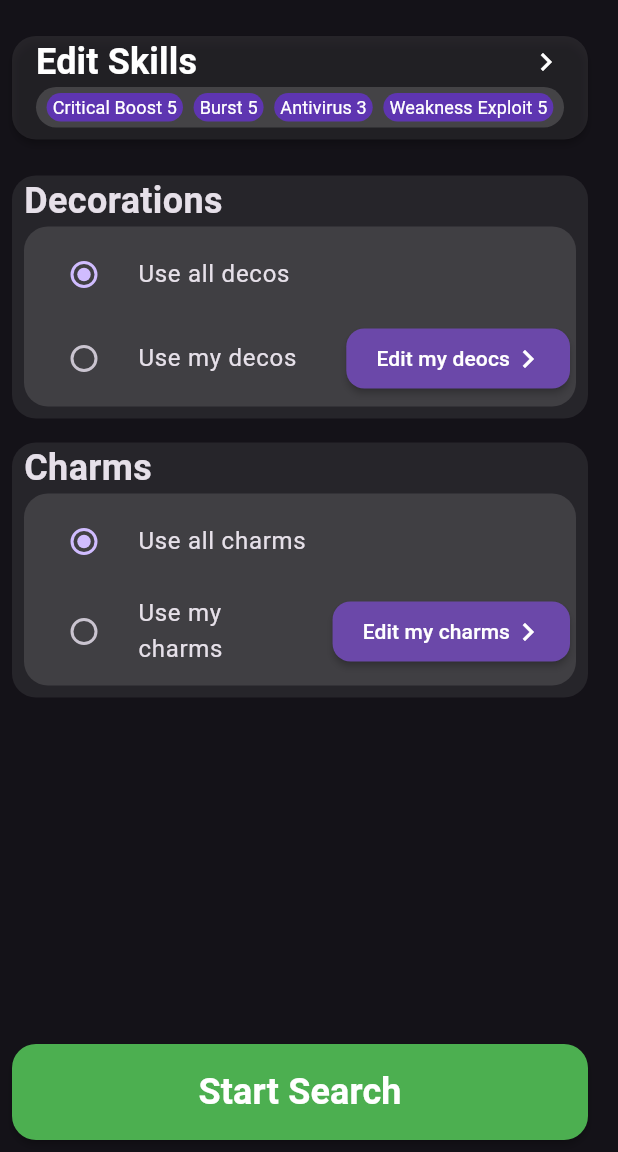
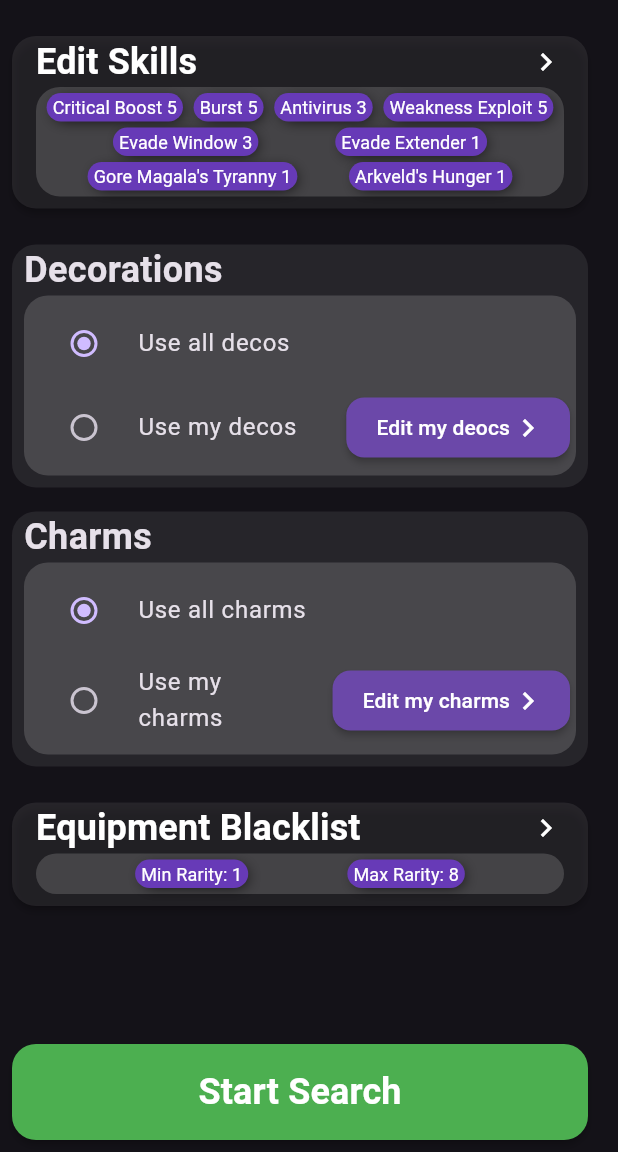
Before and after one commit to brachy84/Brachydium-MHW, a Flutter app: the screen it shows after launch, in the side drawer, after a tap on "Edit my deocs", on a phone screen of 412 x 824 dp, the part 84-1236 px from its top. Run offline on Flutter 3.47's test engine with Material 3 defaults, Android fonts, the phone set to English and light mode, and no system bars; our stand-ins replace bloc, blurrycontainer, flutter_bloc, flutter_spinbox, freezed_annotation, talker; missing offline and left inert: flutter_portal, window_size.

Commit message:
implement armor blacklisting & rarity limiting

```diff
--- a/lib/bloc/cubits.dart
+++ b/lib/bloc/cubits.dart
@@ -124,6 +124,26 @@ class SearcherArgsCubit extends Cubit<SearcherArgsState> {
   Map<CharmFamily, int> getCharms() {
     return state.charms != null ? Map.of(state.charms!) : currentProfile.charms;
   }
+
+  void updateRarity(int min, int max) {
+    update(state.copyWith(minRarity: min, maxRarity: max));
+  }
+
+  void clearBlacklistedEquipment() {
+    update(state.copyWith(blacklistedArmors: {}));
+  }
+
+  void removeBlacklistedArmor(Armor armor) {
+    var set = Set.of(state.blacklistedArmors);
+    set.remove(armor);
+    update(state.copyWith(blacklistedArmors: set));
+  }
+
+  void addBlacklistedArmor(Armor armor) {
+    var set = Set.of(state.blacklistedArmors);
+    set.add(armor);
+    update(state.copyWith(blacklistedArmors: set));
+  }
 }
 
 @freezed
@@ -137,19 +157,29 @@ abstract class SearcherArgsState with _$SearcherArgsState {
       Leveled(value: All.skillsMap['critical-boost']!, level: 5),
       Leveled(value: All.skillsMap['burst']!, level: 5),
       Leveled(value: All.skillsMap['antivirus']!, level: 3),
-      Leveled(value: All.skillsMap['weakness-exploit']!, level: 5)
-    ], armorFilters: [], decos: null, charms: null);
+      Leveled(value: All.skillsMap['weakness-exploit']!, level: 5),
+      Leveled(value: All.skillsMap['evade-window']!, level: 3),
+      Leveled(value: All.skillsMap['evade-extender']!, level: 1),
+      Leveled(value: All.armorBonusesMap['gore-magalas-tyranny']!, level: 2),
+      Leveled(value: All.armorBonusesMap['arkvelds-hunger']!, level: 2),
+    ], blacklistedArmors: {}, decos: null, charms: null, minRarity: All.minRarity, maxRarity: All.maxRarity);
   }
 
   const factory SearcherArgsState({
     required List<Leveled<SkillTemplate>> skills,
-    required List<Leveled<ArmorFilter>> armorFilters,
+    required Set<Armor> blacklistedArmors,
     required Map<Deco, int>? decos,
     required Map<CharmFamily, int>? charms,
+    required int minRarity,
+    required int maxRarity
   }) = _SearcherState;
 
   bool hasSkill(SkillTemplate skill) {
     return skills.any((s) => s.value == skill);
+  }
+
+  bool hasArmorBlacklisted(Armor armor) {
+    return blacklistedArmors.contains(armor);
   }
 
   int getDecoAmount(Deco deco) {
@@ -192,9 +222,9 @@ class SearchResultCubit extends Cubit<SearchResultState> {
         requiredSkills: searcherState.skills,
         decorations: searcherState.decos,
         charms: searcherState.charms,
-        minRarity: 0,
-        maxRarity: 12,
-        blacklistedArmor: {})), true);
+        minRarity: searcherState.minRarity,
+        maxRarity: searcherState.maxRarity,
+        blacklistedArmor: searcherState.blacklistedArmors)), true);
     result.searchResult!.armorSetStream.controller.onCancel = () => _onFinish();
     emit(result);
   }
--- a/lib/data/equipment.dart
+++ b/lib/data/equipment.dart
@@ -95,6 +95,9 @@ class All {
     Part.waist: waists,
     Part.leg: legs
   };
+
+  static final int minRarity = 1;
+  static final int maxRarity = 8;
 
   static final Map<String, String> langEn = {};
 
@@ -741,18 +744,6 @@ mixin SkillTemplate implements Localized {
   int getRequiredLevels(int actualLevel);
 
   int get actualMaxLevel => getActualLevel(maxLevel);
-
-  bool matchesSearch(String searchValue) {
-    return localizedName.toLowerCase().contains(searchValue);
-  }
-
-  int compareForSearch(SkillTemplate b, String searchValue) {
-    var sa = name.toLowerCase().startsWith(searchValue);
-    var sb = b.name.toLowerCase().startsWith(searchValue);
-    if (sa && !sb) return -1;
-    if (!sa && sb) return 1;
-    return 0;
-  }
 
   String localize(int count, {bool capAtMax = true});
 
--- a/lib/screen/searcher2.dart
+++ b/lib/screen/searcher2.dart
@@ -1,5 +1,6 @@
 import 'package:brachys_armor_set_searcher/bloc/cubits.dart';
 import 'package:brachys_armor_set_searcher/data/set_finder.dart' as ass;
+import 'package:brachys_armor_set_searcher/screen/armor_filters.dart';
 import 'package:brachys_armor_set_searcher/screen/charm.dart';
 import 'package:brachys_armor_set_searcher/screen/decoration.dart';
 import 'package:brachys_armor_set_searcher/screen/responsive.dart';
@@ -44,10 +45,16 @@ Widget _option(BuildContext context, String title, SearcherPageState pageState,
   );
 }
 
-Widget _makeSkillChip(String text) {
+Widget _makeChip(String text) {
   return Container(
     padding: const EdgeInsets.symmetric(vertical: 1, horizontal: 4),
-    decoration: BoxDecoration(borderRadius: BorderRadius.circular(16), color: Colors.deepPurple.shade600),
+    decoration: ShapeDecoration(
+      shape: RoundedRectangleBorder(
+        borderRadius: BorderRadius.circular(16),
+      ),
+        color: Colors.deepPurple.shade500,
+      shadows: [BoxShadow(color: Colors.black87, blurRadius: 8, spreadRadius: -3, offset: Offset(2, 2))]
+    ),
     child: Text(
       text,
       style: const TextStyle(fontWeight: FontWeight.w400, fontSize: 12),
@@ -55,22 +62,28 @@ Widget _makeSkillChip(String text) {
   );
 }
 
-Widget _skillsPreview(BuildContext context, SearcherArgsState state) {
-  if (state.skills.isEmpty) {
+Widget _chipsPreview(BuildContext context, Iterable<String> texts) {
+  if (texts.isEmpty) {
     return const Padding(
       padding: EdgeInsets.only(left: 4),
       child: Text('None selected'),
     );
   }
-  List<Widget> skills = state.skills
-      .map((skill) => _makeSkillChip("${skill.value.localizedName} ${skill.value.getActualLevel(skill.level)}"))
-      .toList();
   return Wrap(
     spacing: 4,
     runSpacing: 4,
     alignment: WrapAlignment.spaceEvenly,
-    children: skills,
+    children: texts.map((skill) => _makeChip(skill)).toList(),
   );
+}
+
+Widget _skillsPreview(BuildContext context, SearcherArgsState state) {
+  return _chipsPreview(
+      context, state.skills.map((skill) => "${skill.value.localizedName} ${skill.value.getActualLevel(skill.level)}"));
+}
+
+Widget _armorBlacklistPreview(BuildContext context, SearcherArgsState state) {
+  return _chipsPreview(context, ['Min Rarity: ${state.minRarity}', 'Max Rarity: ${state.maxRarity}'].followedBy(state.blacklistedArmors.map((armor) => armor.localizedName)));
 }
 
 Widget _decosOption(BuildContext context, bool mobile) {
@@ -88,7 +101,7 @@ Widget _decosOption(BuildContext context, bool mobile) {
             ),
           ),
           Container(
-            decoration: BoxDecoration(borderRadius: BorderRadius.circular(16), color: Colors.white.withAlpha(30)),
+            decoration: BoxDecoration(borderRadius: BorderRadius.circular(16), color: Colors.white.withAlpha(40)),
             margin: const EdgeInsets.only(bottom: 8, left: 8, right: 8),
             padding: const EdgeInsets.all(4),
             constraints: const BoxConstraints(minWidth: double.infinity),
@@ -151,7 +164,7 @@ Widget _charmsOption(BuildContext context, bool mobile) {
             ),
           ),
           Container(
-            decoration: BoxDecoration(borderRadius: BorderRadius.circular(16), color: Colors.white.withAlpha(30)),
+            decoration: BoxDecoration(borderRadius: BorderRadius.circular(16), color: Colors.white.withAlpha(40)),
             margin: const EdgeInsets.only(bottom: 8, left: 8, right: 8),
             padding: const EdgeInsets.all(4),
             constraints: const BoxConstraints(minWidth: double.infinity),
@@ -214,6 +227,17 @@ List<Widget> _makeSearcherOptions(BuildContext context, bool mobile) {
         mobile),
     _decosOption(context, mobile),
     _charmsOption(context, mobile),
+    _option(
+        context,
+        'Equipment Blacklist',
+        SearcherPageState.editArmorFilters,
+        BlocBuilder<SearcherArgsCubit, SearcherArgsState>(
+          buildWhen: (a, b) => !setEquals(a.blacklistedArmors, b.blacklistedArmors) || a.minRarity != b.minRarity || a.maxRarity != b.maxRarity,
+          builder: (context, state) {
+            return _armorBlacklistPreview(context, state);
+          },
+        ),
+        mobile),
     if (mobile)
       BlocBuilder<SearchResultCubit, SearchResultState>(
         builder: (context, state) {
@@ -235,9 +259,9 @@ void _updateScreen(BuildContext context, SearcherPageState state, bool mobile) {
   Navigator.of(context).push(MaterialPageRoute(builder: (ctx) {
     switch (state) {
       case SearcherPageState.editSkills:
-        return SimplePage(body: const SkillEditor(doneButton: true), title: 'Skill Editor');
+        return SimplePage(body: const SkillEditor(doneButton: false), title: 'Skill Editor');
       case SearcherPageState.editArmorFilters:
-        return SimplePage(body: Placeholder(), title: 'Armor filter Editor');
+        return SimplePage(body: ArmorFilters(mobile: true), title: 'Equipment Blacklist');
       case SearcherPageState.editDecos:
         return SimplePage(body: DecoEditor(), title: 'Deco Editor');
       case SearcherPageState.editCharms:
@@ -310,7 +334,10 @@ class SearcherDesktop extends StatelessWidget {
           padding: const EdgeInsets.all(8),
           child: Column(
             children: [
-              Expanded(child: ListView(children: _makeSearcherOptions(context, false),)),
+              Expanded(
+                  child: ListView(
+                children: _makeSearcherOptions(context, false),
+              )),
               BlocBuilder<SearchResultCubit, SearchResultState>(
                 builder: (context, state) {
                   if (state.searching) {
@@ -339,7 +366,7 @@ class SearcherDesktop extends StatelessWidget {
               case SearcherPageState.editCharms:
                 return const CharmEditorPage();
               case SearcherPageState.editArmorFilters:
-                return const Placeholder();
+                return const ArmorFilters(mobile: false);
             }
           }),
         ),
--- a/pubspec.yaml
+++ b/pubspec.yaml
@@ -83,7 +83,6 @@ flutter:
   #   - images/a_dot_burr.jpeg
   #   - images/a_dot_ham.jpeg
   assets:
-    #- assets/webdata/
     - assets/data/wilds/
     - assets/data/wilds/lang/
 
```
Also changed, not shown: lib/data/localization.dart (+12 -1 lines), lib/screen/armor_filters.dart (added, +278 -0 lines), lib/screen/skill_editor.dart (+17 -25 lines), lib/bloc/cubits.freezed.dart.
